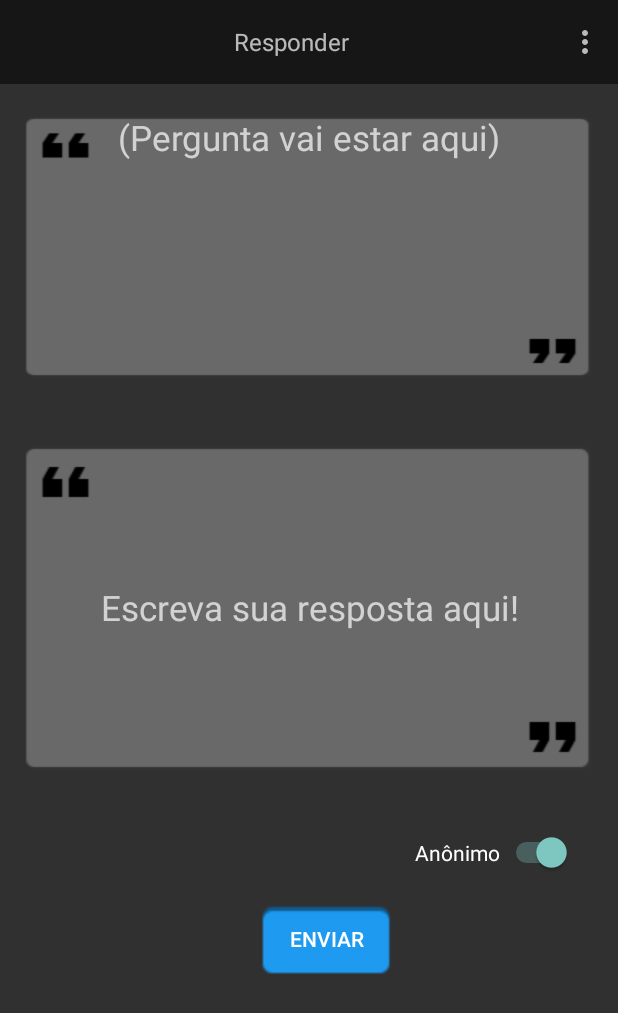
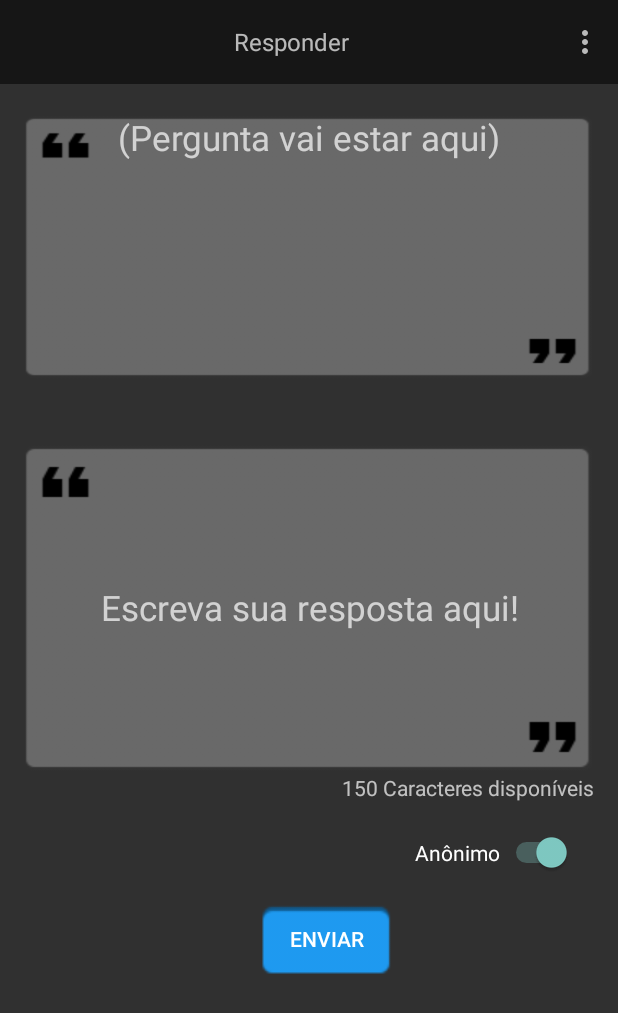
Before and after one commit to codxsolutions/PrivateApp, an Android app: the ResponderActivity screen opened directly, with no data from a screen before it, on a phone screen of 412 x 824 dp. Shown: the top 1013 px of the screen. Run offline under Robolectric (Android 15) with nearby library versions, the phone set to English and light mode, and no system bars.

Commit message:
Corrigindo o inseto

```diff
--- a/app/src/main/java/br/com/private_codx/aprivate/views/ResponderActivity.java
+++ b/app/src/main/java/br/com/private_codx/aprivate/views/ResponderActivity.java
@@ -2,18 +2,30 @@ package br.com.private_codx.aprivate.views;
 /**
  * Created by Thiago on 03/05/2017.
  */
+import android.graphics.Color;
 import android.support.v7.app.AppCompatActivity;
 import android.os.Bundle;
 import android.support.v7.widget.Toolbar;
+import android.text.Editable;
+import android.text.TextWatcher;
 import android.view.Menu;
 import android.view.MenuItem;
+import android.widget.Button;
+import android.widget.EditText;
+import android.widget.TextView;
 
 import br.com.private_codx.aprivate.R;
 
 public class ResponderActivity extends AppCompatActivity {
     //Variáveis
     private Toolbar aToolbar; //Declarando a Toolbar
-
+    //Contador de caracteres limite
+    private TextView txtMensagem;
+    private int contCaracteres = 150;
+    private EditText editResposta;
+    private Button btnEnviar;
+    private String conteudo = "";
+    private int tamanho = 0;
 
     @Override
     protected void onCreate(Bundle savedInstanceState) {
@@ -23,7 +35,49 @@ public class ResponderActivity extends AppCompatActivity {
         //Toolbar
         aToolbar = (Toolbar) findViewById(R.id.toolbar_responder);
         setSupportActionBar(aToolbar);
+
+        //CExibindo quantidade de caracteres
+        txtMensagem = (TextView) findViewById(R.id.txtMensagem);
+        txtMensagem.setText("" + contCaracteres + " Caracteres disponíveis");
+        editResposta = (EditText) findViewById(R.id.editResposta);
+        btnEnviar = (Button) findViewById(R.id.btnEnviarResposta);
     }
+
+    //listener de quantidade de caracteres
+    TextWatcher onSearchFieldTextChanged = new TextWatcher() {
+        public void afterTextChanged(Editable s) {
+
+        }
+
+        public void beforeTextChanged(CharSequence s, int start, int count, int after) {
+
+        }
+
+        public void onTextChanged(CharSequence s, int start, int before, int count) {
+            int quantidade = editResposta.getText().length();
+            int atual = contCaracteres - quantidade;
+
+            if (atual > 0) {
+                String valor = String.valueOf(atual);
+                txtMensagem.setText(valor + " Caracteres disponíveis");
+                txtMensagem.setTextColor(Color.rgb(255, 255, 255));
+            } else if (atual == 0) {
+                txtMensagem.setText("Quantidade máxima de caracteres");
+                txtMensagem.setTextColor(Color.rgb(255, 255, 255));
+                conteudo = editResposta.getText().toString();
+            } else {
+                editResposta.setText(conteudo);
+                txtMensagem.setTextColor(Color.rgb(255, 0, 0));
+                txtMensagem.setText("Quantidade máxima de caracteres excedida!");
+            }
+
+        }
+    };
+    // fim do listener
+
+
+
+
 
     //MENU
     @Override
--- a/app/src/main/res/layout/activity_responder.xml
+++ b/app/src/main/res/layout/activity_responder.xml
@@ -11,8 +11,8 @@
         android:id="@+id/toolbar_layout"
         android:layout_width="match_parent"
         android:layout_height="wrap_content"
-        android:orientation="horizontal"
-        android:layout_alignParentTop="true">
+        android:layout_alignParentTop="true"
+        android:orientation="horizontal">
 
         <android.support.v7.widget.Toolbar
             android:id="@+id/toolbar_responder"
@@ -28,8 +28,7 @@
                 android:layout_height="wrap_content"
                 android:gravity="center"
                 android:text="@string/nome_responder"
-                android:textSize="16sp"
-                />
+                android:textSize="16sp" />
 
         </android.support.v7.widget.Toolbar>
     </LinearLayout>
@@ -50,7 +49,7 @@
             android:paddingRight="15dp"
             android:paddingTop="20dp">
 
-        <!-- EditText(fazer pergunta) e TextView(quantidade caracteres) -->
+            <!-- EditText(fazer pergunta) e TextView(quantidade caracteres) -->
             <LinearLayout
                 android:id="@+id/layoutCaixaResponderP"
                 android:layout_width="match_parent"
@@ -62,9 +61,38 @@
                     android:layout_width="match_parent"
                     android:layout_height="177dp"
                     android:background="@drawable/caixa_editview"
-                    android:hint="(Pergunta vai estar aqui)"                android:textAlignment="center"
+                    android:hint="(Pergunta vai estar aqui)"
+                    android:textAlignment="center"
                     android:textColor="@color/branco"
-                    android:textSize="23sp"/>
+                    android:textSize="23sp" />
+            </LinearLayout>
+
+
+            <LinearLayout
+                android:id="@+id/layoutCaixaResponder"
+                android:layout_width="match_parent"
+                android:layout_height="wrap_content"
+                android:layout_alignParentLeft="true"
+                android:layout_alignParentStart="true"
+                android:layout_below="@+id/layoutCaixaResponderP"
+                android:layout_marginTop="42dp"
+                android:orientation="vertical">
+
+                <EditText
+                    android:id="@+id/editResposta"
+                    android:layout_width="match_parent"
+                    android:layout_height="wrap_content"
+                    android:background="@drawable/caixa_editview"
+                    android:hint="@string/texto_responder"
+                    android:textAlignment="center"
+                    android:textColor="@color/branco"
+                    android:textSize="23sp" />
+
+                <TextView
+                    android:id="@+id/txtMensagem"
+                    android:layout_width="wrap_content"
+                    android:layout_height="wrap_content"
+                    android:layout_gravity="right" />
             </LinearLayout>
 
             <!-- Switch(Chave Anonimo) -->
@@ -74,24 +102,26 @@
                 android:layout_height="wrap_content"
                 android:layout_below="@id/layoutCaixaResponder"
                 android:layout_marginTop="20dp">
+
                 <Switch
                     android:id="@+id/chaveAnonimoResponder"
                     android:layout_width="wrap_content"
                     android:layout_height="wrap_content"
-                    android:text="@string/anonimo"
+                    android:layout_alignParentRight="true"
+                    android:layout_marginRight="15dp"
                     android:checked="true"
-                    android:layout_alignParentRight="true"
-                    android:layout_marginRight="15dp" />
+                    android:text="@string/anonimo" />
             </RelativeLayout>
+
 
             <LinearLayout
                 android:layout_width="match_parent"
                 android:layout_height="match_parent"
+                android:layout_below="@id/layoutChave"
+                android:layout_marginBottom="20dp"
+                android:layout_marginTop="20dp"
                 android:gravity="center_horizontal"
-                android:orientation="horizontal"
-                android:layout_below="@id/layoutChave"
-                android:layout_marginTop="20dp"
-                android:layout_marginBottom="20dp">
+                android:orientation="horizontal">
 
                 <Button
                     android:id="@+id/btnEnviarResposta"
@@ -103,36 +133,7 @@
                     android:background="@drawable/botao_azul"
                     android:onClick="enviarPergunta"
                     android:text="@string/btnEnviar" />
-
             </LinearLayout>
-
-            <LinearLayout
-                android:id="@+id/layoutCaixaResponder"
-                android:layout_width="match_parent"
-                android:layout_height="wrap_content"
-                android:orientation="vertical"
-                android:layout_marginTop="42dp"
-                android:layout_below="@+id/layoutCaixaResponderP"
-                android:layout_alignParentLeft="true"
-                android:layout_alignParentStart="true">
-
-                <EditText
-                    android:id="@+id/editPergunta"
-                    android:layout_width="match_parent"
-                    android:layout_height="wrap_content"
-                    android:background="@drawable/caixa_editview"
-                    android:hint="@string/texto_responder"                android:textAlignment="center"
-                    android:textColor="@color/branco"
-                    android:textSize="23sp"/>
-
-                <TextView
-                    android:id="@+id/txtMensagem"
-                    android:layout_width="wrap_content"
-                    android:layout_height="wrap_content"
-                    android:layout_gravity="right" />
-
-            </LinearLayout>
-
         </RelativeLayout>
     </ScrollView>
 
```
